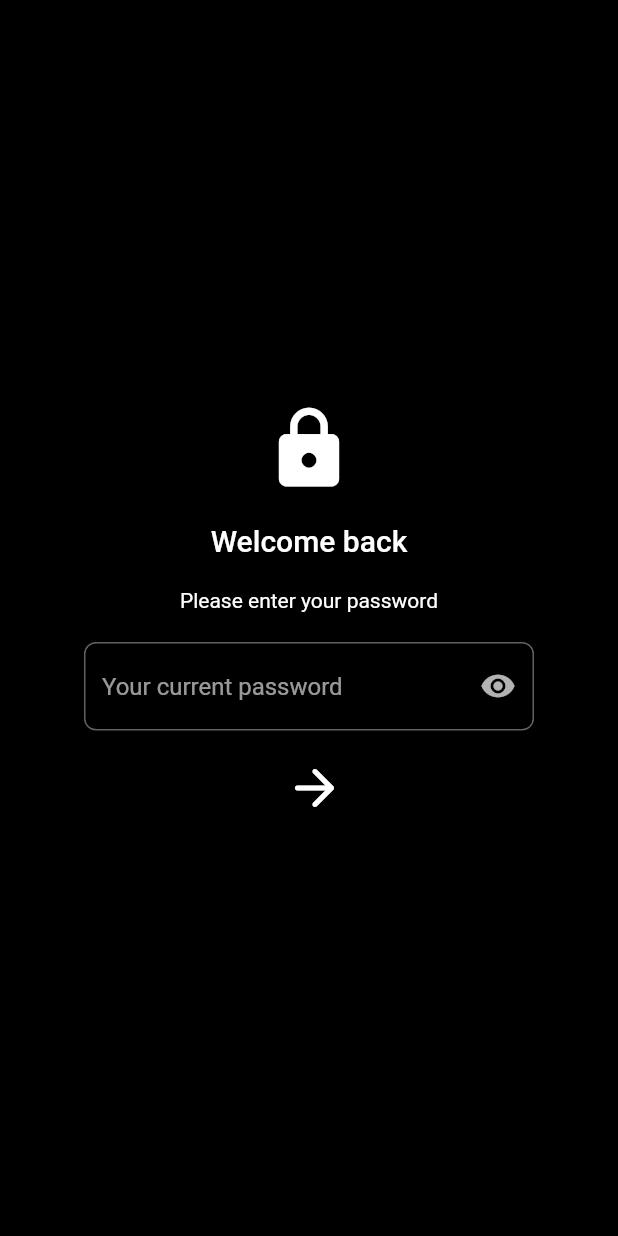
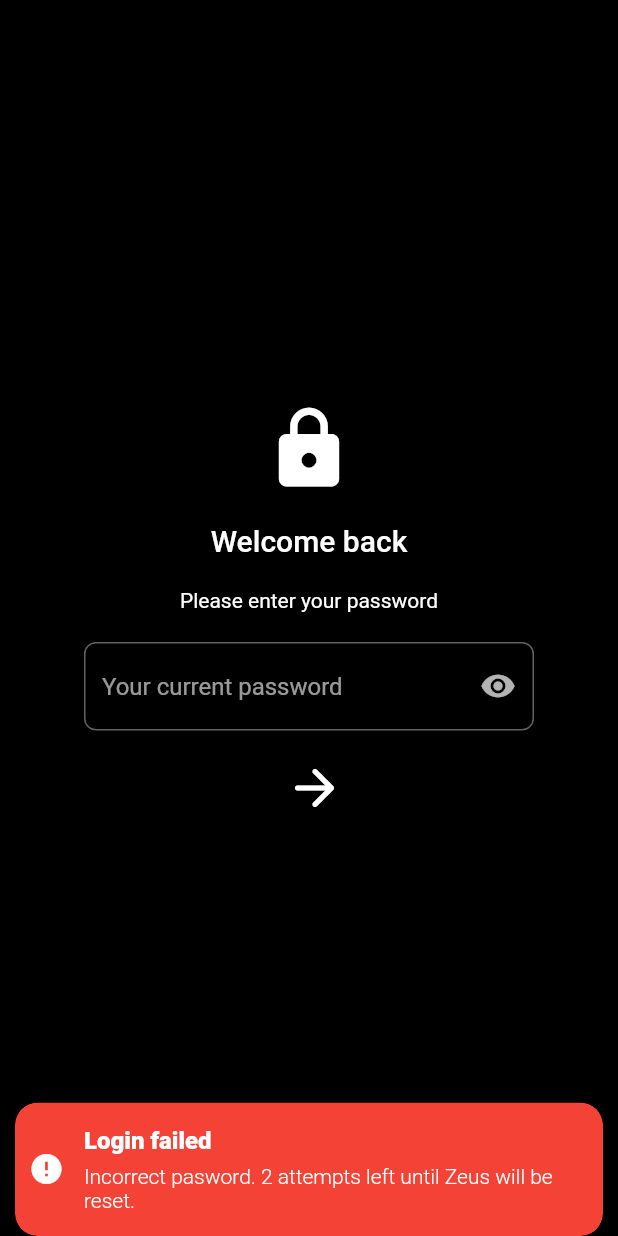
Before and after one commit to iamznetwork/zeus, a Flutter app: the LoginScreen screen opened directly, after a tap on the "arrow forward" icon, on a phone screen of 412 x 824 dp. Run offline on Flutter 3.47's test engine with Material 2 defaults, Android fonts, the phone set to English and light mode, and no system bars; our stand-ins replace flutter_secure_storage, get, hex, hive, hive_flutter and 1 more; missing offline and left inert: crypto_font_icons, cryptography, dart:ffi, flutter_secure_storage_web, package_info_plus_web, znn_sdk_dart; accounts and stored records are empty.

Commit message:
Improved login and signup process.

```diff
--- a/lib/main.dart
+++ b/lib/main.dart
@@ -2,9 +2,10 @@ import 'package:flutter/material.dart';
 import 'package:zeus/assets/constants.dart';
 import 'package:get/get.dart';
 import 'package:zeus/screens/login/view/login_screen.dart';
+import 'package:zeus/screens/newUserPassword/screen/new_user_password_screen.dart';
+import 'package:zeus/services/login_service.dart';
 import 'package:zeus/services/secure_data_store_service.dart';
 import 'package:zeus/services/zenon_manager.dart';
-import 'package:znn_sdk_dart/znn_sdk_dart.dart';
 
 void main() async {
   WidgetsFlutterBinding.ensureInitialized();
@@ -16,14 +17,16 @@ void main() async {
   await SecureDataStoreService.initDataStore();
 
   // do we have a userpassword?
-  bool newUser = await SecureDataStoreService.containsUserPassword();
+  bool existingUser = await LoginService.userAccountExists();
 
-  // TODO: if new user, route to "new password"
-  runApp(const Zeus());
+  runApp(Zeus(existingUser: existingUser //newUser,
+      ));
 }
 
 class Zeus extends StatelessWidget {
-  const Zeus({Key? key}) : super(key: key);
+  const Zeus({Key? key, required this.existingUser}) : super(key: key);
+
+  final bool existingUser;
 
   // This is the rood widget of the zeus application.
   @override
@@ -45,7 +48,7 @@ class Zeus extends StatelessWidget {
       // TODO: make named routes
       // TODO: introduce login screen
       // home: const Home(title: 'Welcome to zPass'),
-      home: const LoginScreen(),
+      home: existingUser ? const LoginScreen() : const NewUserPasswordScreen(),
     );
   }
 }
--- a/lib/screens/login/view/login_screen.dart
+++ b/lib/screens/login/view/login_screen.dart
@@ -1,6 +1,7 @@
 import 'package:flutter/material.dart';
 import 'package:get/get.dart';
 import 'package:zeus/screens/home/view/home_screen.dart';
+import 'package:zeus/screens/newUserPassword/screen/new_user_password_screen.dart';
 // import 'package:zeus/services/crypto_service.dart';
 // import 'package:zeus/services/crypto_services.dart';
 import 'package:zeus/services/login_service.dart';
@@ -16,14 +17,36 @@ class _LoginScreenState extends State<LoginScreen> {
   // final _formKey = GlobalKey<FormState>();
   final passwordFieldController = TextEditingController();
   bool obscured = true;
+  int remainingLoginAttempts = 3;
 
   onSubmit(String password) async {
+    if (remainingLoginAttempts <= 1) {
+      // reset password and go to home screen
+      Get.snackbar("Login failed",
+          "Incorrect pasword was entered 3 times. Going to reset Zeus.",
+          icon: const Icon(Icons.error),
+          backgroundColor: Colors.red,
+          snackPosition: SnackPosition.BOTTOM,
+          duration: const Duration(seconds: 5));
+      await LoginService.resetUserLogin();
+      await Future.delayed(const Duration(seconds: 3));
+      // TODO: also delete Hive DB!!!
+      Get.off(() => const NewUserPasswordScreen());
+      return;
+    }
+
     if (await LoginService.loginUser(password)) {
       Get.off(() => const Home(title: "Welcome Zeus"));
     } else {
-      print("login failed");
+      remainingLoginAttempts--;
+      Get.snackbar(
+        "Login failed",
+        "Incorrect pasword. $remainingLoginAttempts attempts left until Zeus will be reset.",
+        icon: const Icon(Icons.error),
+        backgroundColor: Colors.red,
+        snackPosition: SnackPosition.BOTTOM,
+      );
     }
-    //
   }
 
   @override
--- a/lib/services/login_service.dart
+++ b/lib/services/login_service.dart
@@ -5,13 +5,13 @@ import 'crypto_service.dart';
 class LoginService {
   static Future<void> initLoginServices() async {
     // set the user password
-    SecureDataStoreService.storeUserPassword("123");
+    // SecureDataStoreService.storeUserPassword("123");
   }
 
   static Future<bool> loginUser(String password) async {
     // get the hash of userpassword stored in the secure storage
     String? storedPasswordHash =
-        await SecureDataStoreService.fetchHashedPassword();
+        await SecureDataStoreService.fetchHashedUserPassword();
 
     // hash the password provided by the user
     String? providedPasswordHash =
@@ -22,4 +22,13 @@ class LoginService {
     }
     return false;
   }
+
+  // do we already have an active user?
+  static Future<bool> userAccountExists() async {
+    return await SecureDataStoreService.containsUserPassword();
+  }
+
+  static Future<void> resetUserLogin() async {
+    await SecureDataStoreService.deleteHashedUserPassword();
+  }
 }
--- a/lib/services/secure_data_store_service.dart
+++ b/lib/services/secure_data_store_service.dart
@@ -71,11 +71,11 @@ class SecureDataStoreService {
     });
   }
 
-  static void storeUserPassword(String password) async {
+  static Future<void> storeHashedUserPassword(String password) async {
     try {
       String passwordHash = CryptoService.hashPassword(password).toString();
 
-      secureStorage.write(key: userPasswordKey, value: passwordHash);
+      await secureStorage.write(key: userPasswordKey, value: passwordHash);
     } catch (e) {
       print("Error setting password: ");
       print(e);
@@ -90,8 +90,12 @@ class SecureDataStoreService {
         await secureStorage.read(key: userPasswordKey) != null;
   }
 
-  static Future<String?> fetchHashedPassword() async {
-    return await secureStorage.read(key: uid);
+  static Future<String?> fetchHashedUserPassword() async {
+    return await secureStorage.read(key: userPasswordKey);
+  }
+
+  static Future<void> deleteHashedUserPassword() async {
+    await secureStorage.delete(key: userPasswordKey);
   }
 
   static Future<bool> containsHiveEncryptionKey() async {
--- a/pubspec.yaml
+++ b/pubspec.yaml
@@ -28,6 +28,7 @@ environment:
 # versions available, run `flutter pub outdated`.
 dependencies:
   crypto_font_icons: ^1.0.1
+  cryptography: ^2.0.5
   cupertino_icons: ^1.0.2
   flutter:
     sdk: flutter
```
Also changed, not shown: lib/screens/newUserPassword/screen/new_user_password_screen.dart (added, +177 -0 lines), lib/services/crypto_service.dart (+9 -0 lines), pubspec.lock, 13 other files.
